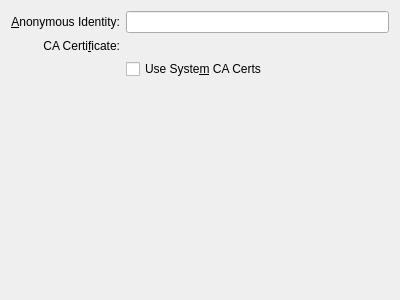
Old version of the form libs/ui/security/eapmethodttlsbase.ui in the repository KDE/networkmanagement.
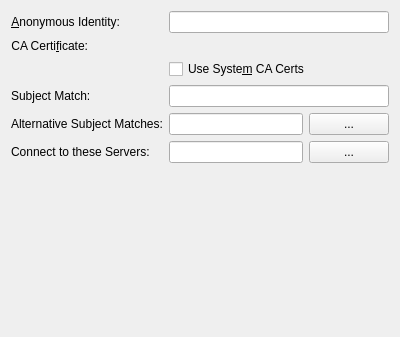
New version of the form. Custom widgets are drawn as their Qt base class.

Commit message:
Add support for 802.1x subject_match and altsubject_match settings, introduced in NetworkManager 0.9.0
bump minimum required NM version to 0.9.0

This also introduces a UI setting to display a basic or advanced user
interface. This currently only affects 802.1x settings,but could be
extended to other settings as well.

```diff
--- a/libs/ui/security/eapmethodttlsbase.ui
+++ b/libs/ui/security/eapmethodttlsbase.ui
@@ -7,12 +7,12 @@
     <x>0</x>
     <y>0</y>
     <width>400</width>
-    <height>300</height>
+    <height>337</height>
    </rect>
   </property>
   <layout class="QVBoxLayout" name="verticalLayout">
    <item>
-    <layout class="QGridLayout" name="gridLayout">
+    <layout class="QFormLayout" name="formLayout">
      <item row="0" column="0">
       <widget class="QLabel" name="label">
        <property name="text">
@@ -52,6 +52,70 @@
        </property>
       </widget>
      </item>
+     <item row="3" column="0">
+      <widget class="QLabel" name="lblSubjectMatch">
+       <property name="text">
+        <string>Subject Match:</string>
+       </property>
+      </widget>
+     </item>
+     <item row="3" column="1">
+      <widget class="KLineEdit" name="leSubjectMatch">
+       <property name="toolTip">
+        <string>Only connect to servers whose certficate's subject matches this. For the syntax see the wpa_supplicant documentation.</string>
+       </property>
+      </widget>
+     </item>
+     <item row="4" column="0">
+      <widget class="QLabel" name="lblAltSubjectMatches">
+       <property name="text">
+        <string>Alternative Subject Matches:</string>
+       </property>
+      </widget>
+     </item>
+     <item row="4" column="1">
+      <layout class="QHBoxLayout" name="horizontalLayout">
+       <item>
+        <widget class="QLineEdit" name="leAltSubjectMatches">
+         <property name="toolTip">
+          <string>Only connect to servers whose certificate's alternative subject contains at least one of the entries. For the syntax see the wpa_supplicant documentation. Use ',' to separate entries.</string>
+         </property>
+        </widget>
+       </item>
+       <item>
+        <widget class="KPushButton" name="altSubjectMatchesMoreBtn">
+         <property name="text">
+          <string>...</string>
+         </property>
+        </widget>
+       </item>
+      </layout>
+     </item>
+     <item row="5" column="0">
+      <widget class="QLabel" name="lblConnectToTheseServers">
+       <property name="text">
+        <string>Connect to these Servers:</string>
+       </property>
+      </widget>
+     </item>
+     <item row="5" column="1">
+      <layout class="QHBoxLayout" name="horizontalLayout_1">
+       <item>
+        <widget class="KLineEdit" name="leConnectToTheseServers">
+         <property name="toolTip">
+          <string>Only connect to these servers. Use ',' to separate entries.</string>
+         </property>
+        </widget>
+       </item>
+       <item>
+        <widget class="KPushButton" name="connectToTheseServersMoreBtn">
+         <property name="text">
+          <string>...</string>
+         </property>
+        </widget>
+       </item>
+      </layout>
+     </item>
     </layout>
    </item>
    <item>
@@ -75,6 +139,11 @@
    <extends>QFrame</extends>
    <header>kurlrequester.h</header>
   </customwidget>
+  <customwidget>
+   <class>KPushButton</class>
+   <extends>QPushButton</extends>
+   <header>kpushbutton.h</header>
+  </customwidget>
   <customwidget>
    <class>KLineEdit</class>
    <extends>QLineEdit</extends>
```
The commit also changes 18 other files.
